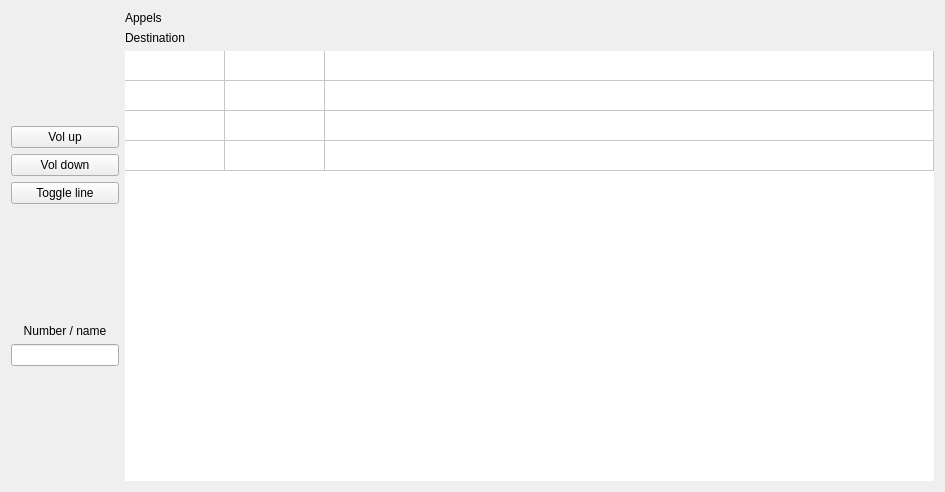
The window that plugins/popcaastra/src/popcaastra.ui (wazo-platform/wazo-client-qt) describes before a commit, drawn with Qt 5.
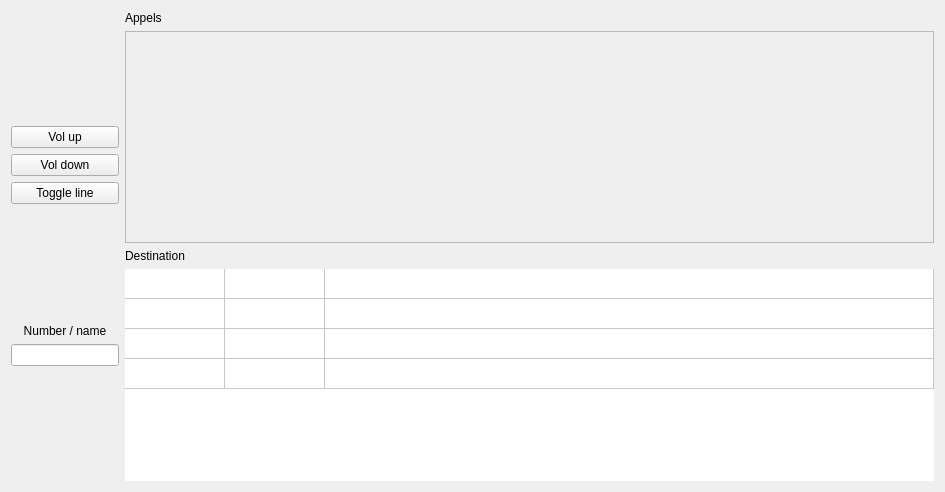
The same window after the commit.

Commit message: Widget to test the call list popcaastra

```diff
--- a/plugins/popcaastra/src/popcaastra.ui
+++ b/plugins/popcaastra/src/popcaastra.ui
@@ -132,7 +132,7 @@
     </layout>
    </item>
    <item>
-    <layout class="QVBoxLayout" name="m_calls_layout" stretch="0,0,0">
+    <layout class="QVBoxLayout" name="right_layout" stretch="0,0,0,0">
      <item>
       <widget class="QLabel" name="label_3">
        <property name="text">
@@ -140,6 +140,23 @@
        </property>
       </widget>
      </item>
+     <item>
+      <widget class="QScrollArea" name="scrollArea">
+       <property name="widgetResizable">
+        <bool>true</bool>
+       </property>
+       <widget class="QWidget" name="m_calls_layout">
+        <property name="geometry">
+         <rect>
+          <x>0</x>
+          <y>0</y>
+          <width>769</width>
+          <height>208</height>
+         </rect>
+        </property>
+       </widget>
+      </widget>
+     </item>
      <item>
       <widget class="QLabel" name="label_2">
        <property name="text">
```
